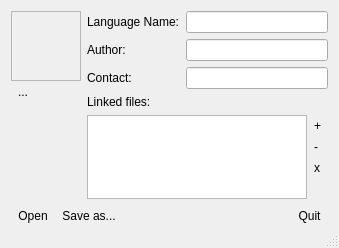
Qt form mainwindow.ui (gil9red/InfoAboutQmLang) before a commit.
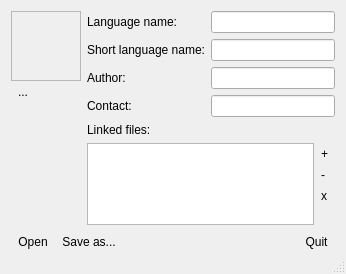
The same form after that commit. Icons and pictures are not drawn.

Patch:
```diff
--- a/mainwindow.ui
+++ b/mainwindow.ui
@@ -6,8 +6,8 @@
    <rect>
     <x>0</x>
     <y>0</y>
-    <width>339</width>
-    <height>248</height>
+    <width>346</width>
+    <height>274</height>
    </rect>
   </property>
   <property name="windowTitle">
@@ -142,14 +142,14 @@
              </property>
             </widget>
            </item>
-           <item row="1" column="0">
+           <item row="2" column="0">
             <widget class="QLabel" name="label_2">
              <property name="text">
               <string>Author:</string>
              </property>
             </widget>
            </item>
-           <item row="1" column="1">
+           <item row="2" column="1">
             <widget class="QLineEdit" name="lEditAuthor">
              <property name="statusTip">
               <string>The author's name</string>
@@ -159,24 +159,34 @@
            <item row="0" column="0">
             <widget class="QLabel" name="label">
              <property name="text">
-              <string>Language Name:</string>
+              <string>Language name:</string>
              </property>
             </widget>
            </item>
-           <item row="2" column="1">
+           <item row="3" column="1">
             <widget class="QLineEdit" name="lEditContact">
              <property name="statusTip">
               <string>Contact to author (eg, website or e-mail)</string>
              </property>
             </widget>
            </item>
-           <item row="2" column="0">
+           <item row="3" column="0">
             <widget class="QLabel" name="label_3">
              <property name="text">
               <string>Contact:</string>
              </property>
             </widget>
            </item>
+           <item row="1" column="1">
+            <widget class="QLineEdit" name="lEditShortNameLanguage"/>
+           </item>
+           <item row="1" column="0">
+            <widget class="QLabel" name="label_5">
+             <property name="text">
+              <string>Short language name:</string>
+             </property>
+            </widget>
+           </item>
           </layout>
          </item>
          <item>
```
Left out of the diff: 2 changed lines with no effect on the pictures.
